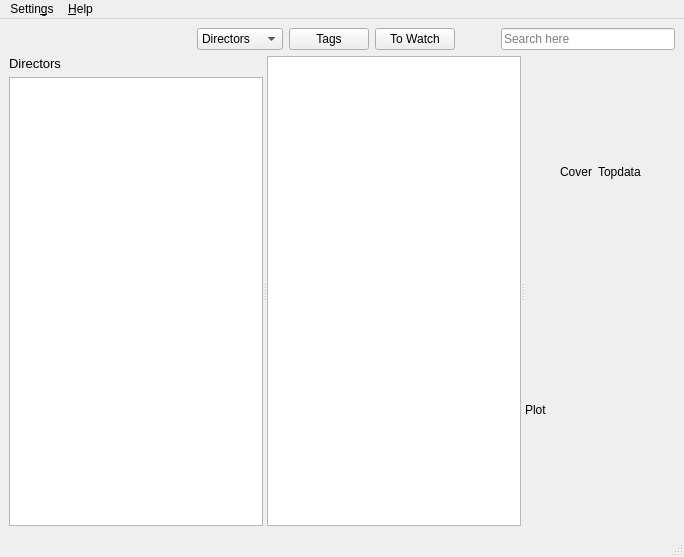
The window that src/MainWindow.ui (ochurlaud/macaw-movies) describes before a commit, drawn with Qt 5.
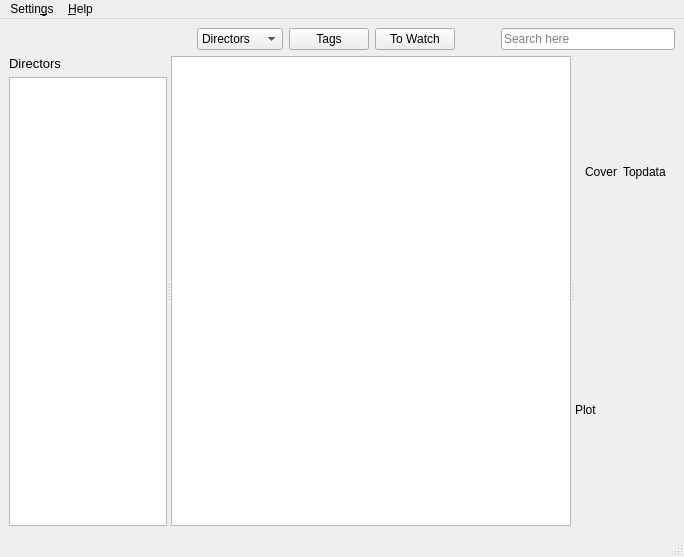
The same window after the commit. Icons and pictures are not drawn.

Commit message: added QSettings for saving state and geometry

```diff
--- a/src/MainWindow.ui
+++ b/src/MainWindow.ui
@@ -143,6 +143,24 @@
          <enum>Qt::Horizontal</enum>
         </property>
         <widget class="QSplitter" name="splitter">
+         <property name="minimumSize">
+          <size>
+           <width>100</width>
+           <height>0</height>
+          </size>
+         </property>
+         <property name="maximumSize">
+          <size>
+           <width>400</width>
+           <height>16777215</height>
+          </size>
+         </property>
+         <property name="baseSize">
+          <size>
+           <width>200</width>
+           <height>0</height>
+          </size>
+         </property>
          <property name="orientation">
           <enum>Qt::Vertical</enum>
          </property>
@@ -198,6 +216,12 @@
            <verstretch>0</verstretch>
           </sizepolicy>
          </property>
+         <property name="minimumSize">
+          <size>
+           <width>400</width>
+           <height>0</height>
+          </size>
+         </property>
          <property name="sizeIncrement">
           <size>
            <width>1</width>
@@ -266,7 +290,7 @@
             </property>
             <property name="minimumSize">
              <size>
-              <width>150</width>
+              <width>100</width>
               <height>0</height>
              </size>
             </property>
```
Left out of the diff: 9 changed lines with no effect on the pictures. The commit also changes 2 other files.
